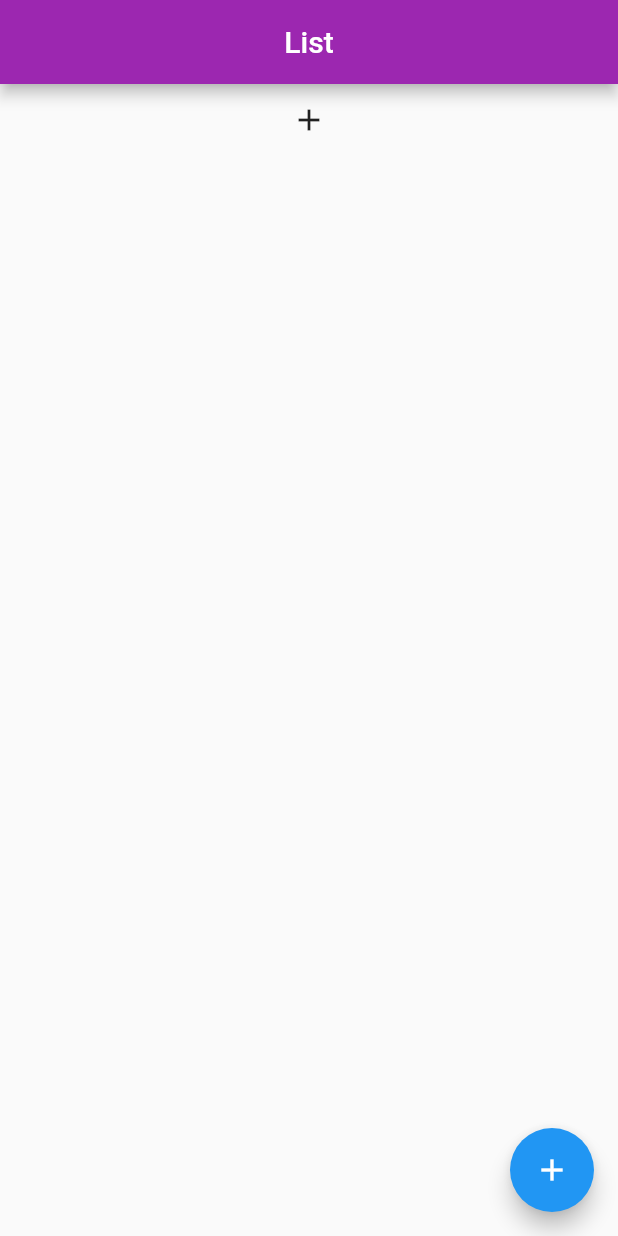
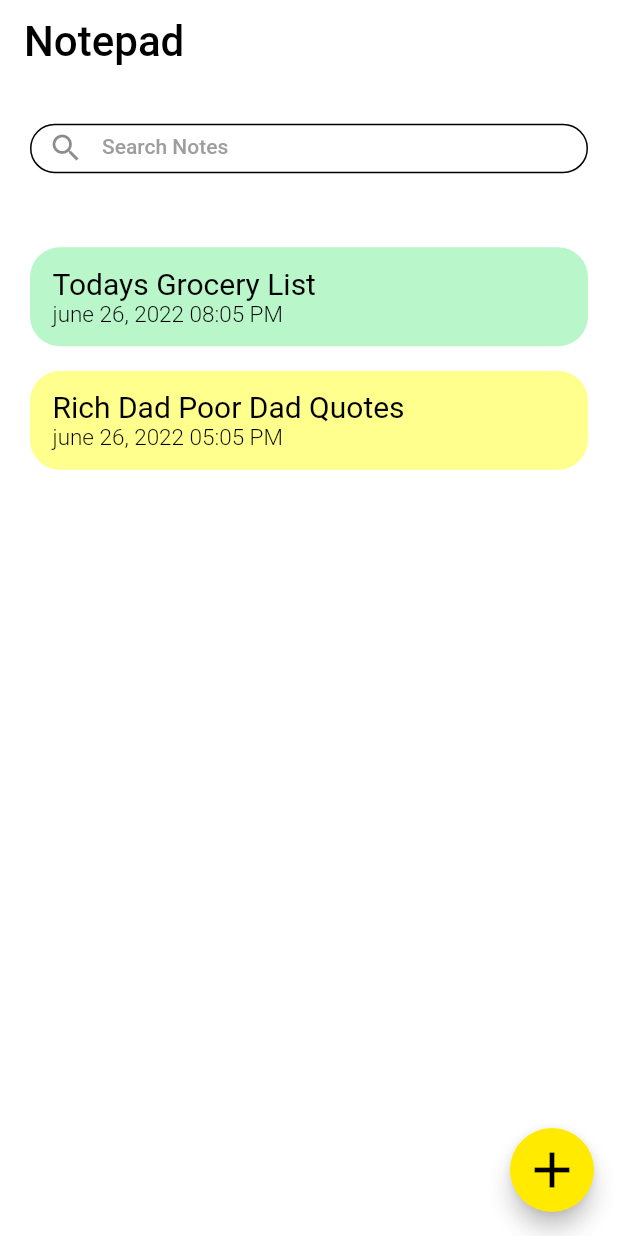
Before and after one commit to Mohamzeem/SignUp-LogIn-Screens, a Flutter app: the screen it shows after launch, on a phone screen of 412 x 824 dp. Run offline on Flutter 3.47's test engine with Material 2 defaults, Android fonts, the phone set to English and light mode, and no system bars; our stand-ins replace flutter_custom_clippers.

Commit message:
splash screen

```diff
--- a/lib/main.dart
+++ b/lib/main.dart
@@ -1,5 +1,5 @@
 import 'package:flutter/material.dart';
-import 'package:tasks/pages/list_pages/list_two.dart';
+import 'package:tasks/pages/splash_home_page/splash_screen.dart';
 
 void main() {
   runApp(const MyApp());
@@ -11,7 +11,7 @@ class MyApp extends StatelessWidget {
   @override
   Widget build(BuildContext context) {
     return MaterialApp(
-      home: const ListTwo(),
+      home: const SplashScreen(),
       theme: ThemeData(
           appBarTheme: const AppBarTheme(backgroundColor: Colors.purple)),
     );
--- a/lib/pages/list_pages/list_two.dart
+++ b/lib/pages/list_pages/list_page.dart
@@ -1,13 +1,13 @@
 import 'package:flutter/material.dart';
 
-class ListTwo extends StatefulWidget {
-  const ListTwo({super.key});
+class ListPage extends StatefulWidget {
+  const ListPage({super.key});
 
   @override
-  State<ListTwo> createState() => _ListTwoState();
+  State<ListPage> createState() => _ListPageState();
 }
 
-class _ListTwoState extends State<ListTwo> {
+class _ListPageState extends State<ListPage> {
   List<Widget> widgets = [];
   int currentIndex = 0;
   List<int> numbers = [];
--- /dev/null
+++ b/lib/pages/splash_home_page/home_page.dart
@@ -0,0 +1,123 @@
+import 'package:flutter/material.dart';
+import 'package:flutter/services.dart';
+import 'package:tasks/pages/splash_home_page/splash_screen.dart';
+
+class HomePage extends StatelessWidget {
+  const HomePage({super.key});
+
+  @override
+  Widget build(BuildContext context) {
+    SystemChrome.setEnabledSystemUIMode(SystemUiMode.edgeToEdge);
+    SystemChrome.setSystemUIOverlayStyle(const SystemUiOverlayStyle(
+        statusBarColor: Colors.white,
+        statusBarIconBrightness: Brightness.dark));
+    return GestureDetector(
+      onTap: () => FocusManager.instance.primaryFocus?.unfocus(),
+      child: Scaffold(
+        backgroundColor: Colors.white,
+        floatingActionButton: FloatingActionButton(
+            backgroundColor: Colors.yellowAccent.shade400,
+            foregroundColor: Colors.black,
+            onPressed: () => Navigator.pushReplacement(context,
+                MaterialPageRoute(builder: (context) => const SplashScreen())),
+            child: const Icon(Icons.add, size: 40)),
+        appBar: AppBar(
+          backgroundColor: Colors.white,
+          elevation: 0,
+          title: const Text(
+            'Notepad',
+            style: TextStyle(
+                fontSize: 28, fontWeight: FontWeight.w500, color: Colors.black),
+          ),
+        ),
+        body: Padding(
+          padding: const EdgeInsets.symmetric(vertical: 10, horizontal: 20),
+          child: Column(children: [
+            SizedBox(height: MediaQuery.of(context).size.height * 0.02),
+            SizedBox(
+              height: MediaQuery.of(context).size.height * 0.04,
+              child: TextFormField(
+                decoration: InputDecoration(
+                  prefixIcon: const Icon(Icons.search),
+                  label: const Text(
+                    'Search Notes',
+                    style: TextStyle(
+                        fontSize: 14,
+                        color: Colors.grey,
+                        fontWeight: FontWeight.w500),
+                  ),
+                  fillColor: Colors.grey.shade200,
+                  focusedBorder: OutlineInputBorder(
+                      borderRadius: BorderRadius.circular(50),
+                      borderSide: const BorderSide(color: Colors.black)),
+                  enabledBorder: OutlineInputBorder(
+                      borderRadius: BorderRadius.circular(50),
+                      borderSide: const BorderSide(color: Colors.black)),
+                  border: OutlineInputBorder(
+                      borderRadius: BorderRadius.circular(50),
+                      borderSide: const BorderSide(color: Colors.black)),
+                ),
+              ),
+            ),
+            SizedBox(height: MediaQuery.of(context).size.height * 0.06),
+            Container(
+                padding: EdgeInsets.symmetric(horizontal: 15, vertical: 10),
+                width: double.infinity,
+                height: MediaQuery.of(context).size.height * 0.08,
+                decoration: BoxDecoration(
+                    color: Colors.greenAccent.shade100,
+                    borderRadius: BorderRadius.circular(20)),
+                child: Column(
+                  mainAxisAlignment: MainAxisAlignment.center,
+                  crossAxisAlignment: CrossAxisAlignment.start,
+                  children: const [
+                    Text(
+                      'Todays Grocery List',
+                      style: TextStyle(
+                          fontSize: 20,
+                          fontWeight: FontWeight.w400,
+                          color: Colors.black),
+                    ),
+                    Text(
+                      'june 26, 2022 08:05 PM',
+                      style: TextStyle(
+                          fontSize: 15,
+                          fontWeight: FontWeight.w300,
+                          color: Colors.black),
+                    ),
+                  ],
+                )),
+            SizedBox(height: MediaQuery.of(context).size.height * 0.02),
+            Container(
+                padding: EdgeInsets.symmetric(horizontal: 15, vertical: 10),
+                width: double.infinity,
+                height: MediaQuery.of(context).size.height * 0.08,
+                decoration: BoxDecoration(
+                    color: Colors.yellowAccent.shade100,
+                    borderRadius: BorderRadius.circular(20)),
+                child: Column(
+                  mainAxisAlignment: MainAxisAlignment.center,
+                  crossAxisAlignment: CrossAxisAlignment.start,
+                  children: const [
+                    Text(
+                      'Rich Dad Poor Dad Quotes',
+                      style: TextStyle(
+                          fontSize: 20,
+                          fontWeight: FontWeight.w400,
+                          color: Colors.black),
+                    ),
+                    Text(
+                      'june 26, 2022 05:05 PM',
+                      style: TextStyle(
+                          fontSize: 15,
+                          fontWeight: FontWeight.w300,
+                          color: Colors.black),
+                    ),
+                  ],
+                )),
+          ]),
+        ),
+      ),
+    );
+  }
+}
```
Also changed, not shown: lib/pages/auth_pages/register_page.dart (+4 -5 lines), lib/pages/list_pages/list_one.dart (deleted, +0 -120 lines), lib/pages/list_pages/list_three.dart (deleted, +0 -82 lines), lib/pages/splash_home_page/splash_screen.dart (added, +51 -0 lines), pubspec.yaml (+5 -7 lines), assets/screen2.png (added), pubspec.lock.
